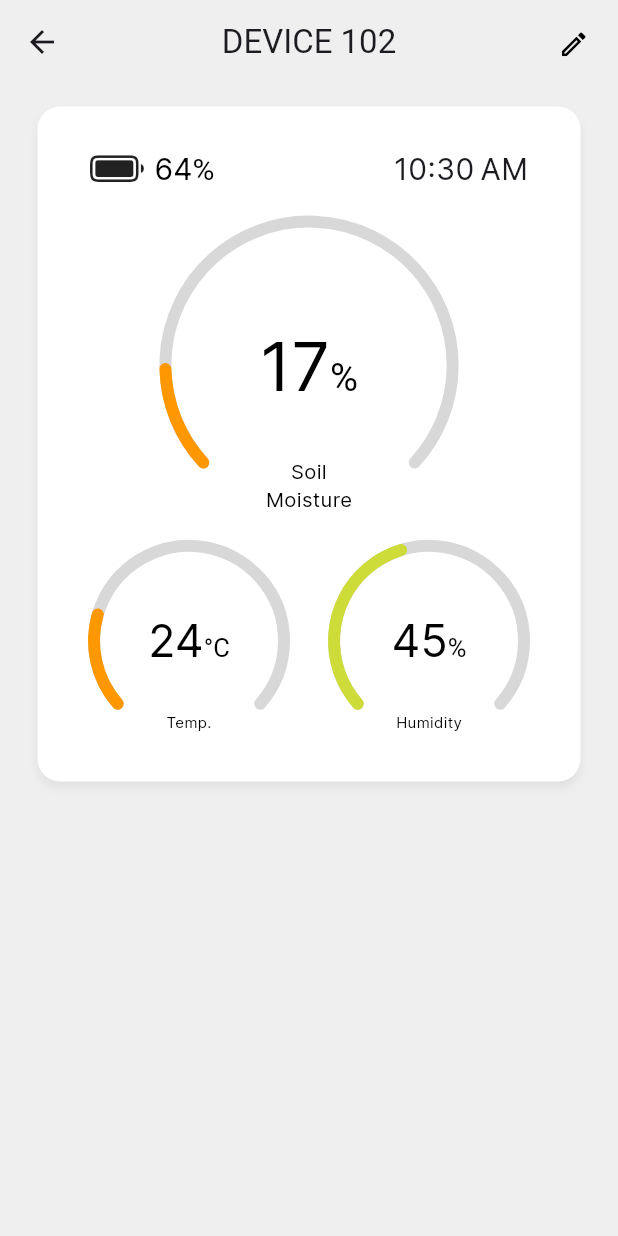
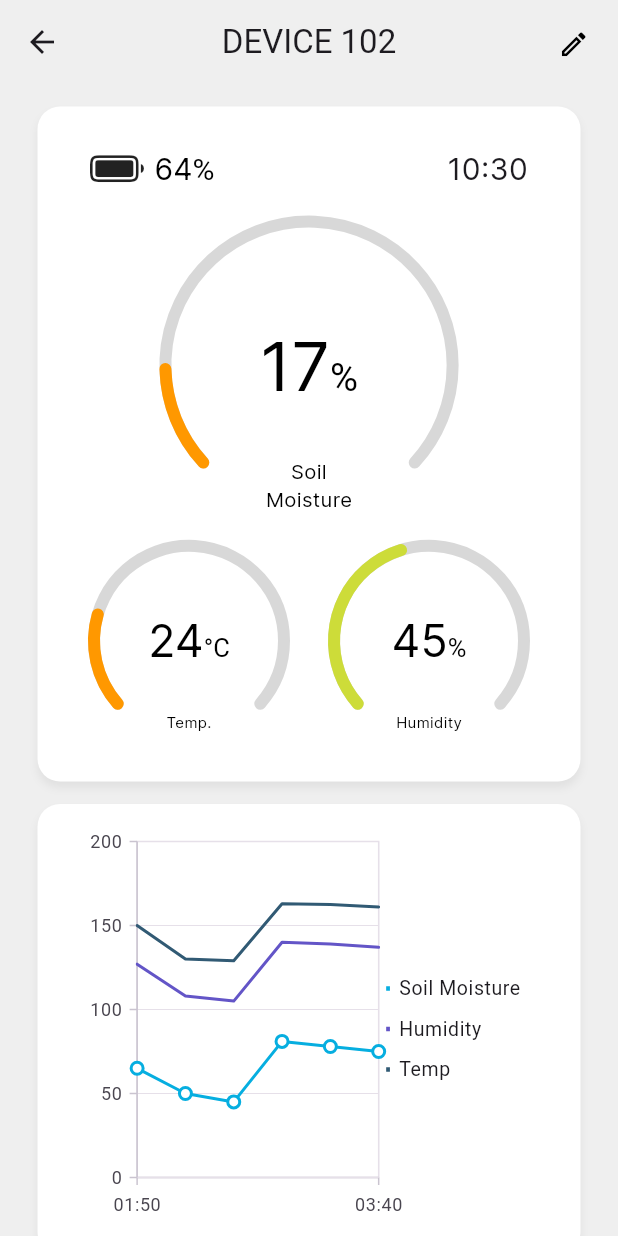
Before and after one commit to smmic-capstone/smmic-app, a Flutter app: the screen it shows after launch, after a tap on "DEVICE 102", on a phone screen of 412 x 824 dp. Run offline on Flutter 3.47's test engine with Material 3 defaults, Android fonts, the phone set to English and light mode, and no system bars; drawn by our look-alikes of syncfusion_flutter_gauges; our stand-ins replace geocoding, geolocator, syncfusion_flutter_charts.

Commit message:
[unfinished] timeseries chart
- implemented chart
- added getTimeSeries function in SensorNodeDataServices

```diff
--- a/lib/components/devices/cards/sensor_node_card.dart
+++ b/lib/components/devices/cards/sensor_node_card.dart
@@ -1,7 +1,7 @@
 import 'package:flutter/cupertino.dart';
 import 'package:flutter/material.dart';
 import 'package:smmic/models/device_data_models.dart';
-import 'package:smmic/pages/sensor_node.dart';
+import 'package:smmic/pages/devices_subpages/sensor_node.dart';
 import 'package:smmic/subcomponents/devices/battery_level.dart';
 import 'package:smmic/subcomponents/devices/device_name.dart';
 import 'package:smmic/subcomponents/devices/digital_display.dart';
--- a/lib/components/devices/cards/sink_node_card.dart
+++ b/lib/components/devices/cards/sink_node_card.dart
@@ -1,7 +1,7 @@
 import 'package:flutter/material.dart';
 import 'package:flutter/cupertino.dart';
 import 'package:smmic/models/device_data_models.dart';
-import 'package:smmic/pages/sensor_node.dart';
+import 'package:smmic/pages/devices_subpages/sensor_node.dart';
 import 'package:smmic/services/devices/sink_data.dart';
 import 'package:smmic/subcomponents/devices/battery_level.dart';
 import 'package:smmic/subcomponents/devices/device_name.dart';
--- a/lib/components/devices/chart.dart
+++ b/lib/components/devices/chart.dart
@@ -1,53 +1,93 @@
 import 'package:flutter/material.dart';
+import 'package:smmic/models/device_data_models.dart';
+import 'package:smmic/services/datetime_formatting.dart';
+import 'package:smmic/services/devices/sensor_data.dart';
 import 'package:syncfusion_flutter_charts/charts.dart';
 
 class LineChart extends StatefulWidget {
-  const LineChart({super.key});
+  const LineChart({super.key, required this.deviceID});
+
+  final String deviceID;
 
   @override
   State<LineChart> createState() => _LineChartState();
 }
 
 class _LineChartState extends State<LineChart> {
+
+  final DatetimeFormatting _dateTimeFormatting = DatetimeFormatting();
+
   @override
   Widget build(BuildContext context) {
-
     return Container(
-      // child: SfCartesianChart(
-      //     primaryXAxis: CategoryAxis(),
-      //     series: <CartesianSeries>[
-      //       StackedLineSeries<ChartData, String>(
-      //           groupName: 'Group A'
-      //           dataLabelSettings: DataLabelSettings(
-      //               isVisible: true,
-      //               useSeriesColor: true
-      //           ),
-      //           dataSource: chartData,
-      //           xValueMapper: (ChartData data, _) => data.x,
-      //           yValueMapper: (ChartData data, _) => data.y1
-      //       ),
-      //       StackedLineSeries<ChartData, String>(
-      //           groupName: 'Group B',
-      //           dataLabelSettings: DataLabelSettings(
-      //               isVisible: true,
-      //               useSeriesColor: true
-      //           ),
-      //           dataSource: chartData,
-      //           xValueMapper: (ChartData data, _) => data.x,
-      //           yValueMapper: (ChartData data, _) => data.y2
-      //       ),
-      //       StackedLineSeries<ChartData, String>(
-      //           groupName: 'Group A',
-      //           dataLabelSettings: DataLabelSettings(
-      //               isVisible: true,
-      //               useSeriesColor: true
-      //           ),
-      //           dataSource: chartData,
-      //           xValueMapper: (ChartData data, _) => data.x,
-      //           yValueMapper: (ChartData data, _) => data.y3
-      //       ),
-      //     ]
-      // )
+      margin: EdgeInsets.symmetric(horizontal: 25),
+      padding: EdgeInsets.symmetric(horizontal: 25, vertical: 15),
+      decoration: BoxDecoration(
+        color: Colors.white,
+        borderRadius: BorderRadius.all(Radius.circular(15)),
+        boxShadow: [
+          BoxShadow(
+              color: Colors.black.withOpacity(0.06),
+              spreadRadius: 0,
+              blurRadius: 4,
+              offset: Offset(0, 4)
+          )
+        ]
+      ),
+      height: 300,
+      child: SfCartesianChart(
+        legend: Legend(
+          overflowMode: LegendItemOverflowMode.none,
+          isVisible: true,
+          iconHeight: 3,
+          iconWidth: 2.5
+        ),
+        plotAreaBorderWidth: 1,
+          primaryXAxis: CategoryAxis(
+            tickPosition: TickPosition.inside,
+            isVisible: true,
+            labelPlacement: LabelPlacement.onTicks,
+          ),
+          series: <CartesianSeries>[
+            StackedLineSeries<SensorNodeSnapshot, String>(
+              markerSettings: MarkerSettings(
+                isVisible: true
+              ),
+              onPointTap: (data) {
+                //TODO: WTF??
+                print(data.dataPoints![data.viewportPointIndex!.toInt()]);
+              },
+              legendItemText: 'Soil Moisture',
+                groupName: 'Group A',
+                dataLabelSettings: DataLabelSettings(
+                    useSeriesColor: true
+                ),
+                dataSource: SensorNodeDataServices().getTimeSeries(widget.deviceID),
+                xValueMapper: (SensorNodeSnapshot data, _) => _dateTimeFormatting.formatTime(data.timestamp),
+                yValueMapper: (SensorNodeSnapshot data, _) => data.soilMoisture
+            ),
+            StackedLineSeries<SensorNodeSnapshot, String>(
+              legendItemText: 'Humidity',
+                groupName: 'Group B',
+                dataLabelSettings: DataLabelSettings(
+                    useSeriesColor: true
+                ),
+                dataSource: SensorNodeDataServices().getTimeSeries(widget.deviceID),
+                xValueMapper: (SensorNodeSnapshot data, _) => _dateTimeFormatting.formatTime(data.timestamp),
+                yValueMapper: (SensorNodeSnapshot data, _) => data.humidity
+            ),
+            StackedLineSeries<SensorNodeSnapshot, String>(
+              legendItemText: 'Temp',
+                groupName: 'Group C',
+                dataLabelSettings: DataLabelSettings(
+                    useSeriesColor: true
+                ),
+                dataSource: SensorNodeDataServices().getTimeSeries(widget.deviceID),
+                xValueMapper: (SensorNodeSnapshot data, _) => _dateTimeFormatting.formatTime(data.timestamp),
+                yValueMapper: (SensorNodeSnapshot data, _) => data.temperature
+            ),
+          ]
+      )
     );
   }
 }
--- a/lib/models/device_data_models.dart
+++ b/lib/models/device_data_models.dart
@@ -29,12 +29,12 @@ class SinkNode extends Device {
   }) : super();
 
   //TODO: add logic to check if a device already exists (caching or from shared prefs)
-  factory SinkNode.factory(String deviceID, String deviceName, String? coordinates, List<String> registeredSensorNodes) {
+  factory SinkNode.factory(Map<String, dynamic> deviceInfo) {
     return SinkNode._internal(
-        deviceID: deviceID,
-        deviceName: deviceName,
-        coordinates: coordinates,
-        registeredSensorNodes: registeredSensorNodes
+      deviceID: deviceInfo['deviceID'],
+      deviceName: deviceInfo['deviceName'],
+      coordinates: deviceInfo['coordinates'],
+      registeredSensorNodes: deviceInfo['registeredSensorNodes']
     );
   }
 }
@@ -50,12 +50,12 @@ class SensorNode extends Device {
   }) : super();
 
   //TODO: add logic to check if a device already exists (caching or from shared prefs)
-  factory SensorNode.factory(String deviceID, String deviceName, String? coordinates, String registeredSinkNode) {
+  factory SensorNode.fromJSON(Map<String, dynamic> deviceInfo) {
     return SensorNode._internal(
-        deviceID: deviceID,
-        deviceName: deviceName,
-        coordinates: coordinates,
-        registeredSinkNode: registeredSinkNode
+      deviceID: deviceInfo['deviceID'],
+      deviceName: deviceInfo['deviceName'],
+      coordinates: deviceInfo['coordinates'],
+      registeredSinkNode: deviceInfo['sinkNodeID']
     );
   }
 }
@@ -77,7 +77,7 @@ class SensorNodeSnapshot {
     required this.batteryLevel,
   });
 
-  factory SensorNodeSnapshot.json(Map<String, dynamic> data) {
+  factory SensorNodeSnapshot.fromJSON(Map<String, dynamic> data) {
     return SensorNodeSnapshot._internal(
       deviceID: data['deviceID'],
       timestamp: data['timestamp'],
@@ -99,7 +99,7 @@ class SinkNodeSnapshot {
     required this.batteryLevel
   });
 
-  factory SinkNodeSnapshot.json(Map<String, dynamic> data) {
+  factory SinkNodeSnapshot.fromJSON(Map<String, dynamic> data) {
     return SinkNodeSnapshot._internal(
       deviceID: data['deviceID'],
       batteryLevel: data['batteryLevel']
--- a/lib/pages/devices.dart
+++ b/lib/pages/devices.dart
@@ -1,4 +1,3 @@
-import 'package:flutter/cupertino.dart';
 import 'package:flutter/material.dart';
 import 'package:provider/provider.dart';
 
@@ -19,10 +18,7 @@ class Devices extends StatefulWidget {
 }
 
 class _Devices extends State<Devices> {
-  late SensorNodeSnapshot _sensorNodeSnapshot;
-
   Color? bgColor = const Color.fromRGBO(239, 239, 239, 1.0);
-
   final UserDataServices _userDataServices = UserDataServices();
   final SensorNodeDataServices _sensorNodeDataServices = SensorNodeDataServices();
   final SinkNodeDataServices _sinkNodeDataServices = SinkNodeDataServices();
@@ -54,10 +50,10 @@ class _Devices extends State<Devices> {
   List<Widget> _buildCards(List<String> sinkNodesList, Map<String, bool Function(Device)> options) {
     return _devices(sinkNodesList, options).map((device) {
       if (device is SinkNode) {
-        return SinkNodeCard(deviceInfo: device, deviceData: SinkNodeDataServices().getSnapshot(device.deviceID));
+        return SinkNodeCard(deviceInfo: device, deviceData: _sinkNodeDataServices.getSnapshot(device.deviceID));
       }
       if (device is SensorNode) {
-        return SensorNodeCard(deviceInfo: device, deviceData: SensorNodeDataServices().getSnapshot(device.deviceID));
+        return SensorNodeCard(deviceInfo: device, deviceData: _sensorNodeDataServices.getSnapshot(device.deviceID));
       }
       throw Exception('Type mismatch: ${device.runtimeType.toString()}');
     }).toList();
--- a/lib/pages/sensor_node.dart
+++ b/lib/pages/devices_subpages/sensor_node.dart
@@ -28,7 +28,7 @@ class _SensorNodePageState extends State<SensorNodePage> {
           IconButton(
             padding: EdgeInsets.all(19),
             onPressed: () => {},
-            icon: Icon(Icons.edit_outlined, size: 21, color: Colors.black,),
+            icon: Icon(Icons.edit_outlined, size: 21, color: Colors.black),
           ),
         ],
       ),
@@ -37,7 +37,7 @@ class _SensorNodePageState extends State<SensorNodePage> {
           mainAxisAlignment: MainAxisAlignment.center,
           children: [
             SensorNodeCardExpanded(deviceID: widget.deviceID),
-            //LineChart(),
+            LineChart(deviceID: widget.deviceID),
           ],
         ),
       ),
--- a/lib/services/datetime_formatting.dart
+++ b/lib/services/datetime_formatting.dart
@@ -7,6 +7,10 @@ class DatetimeFormatting {
   String _dateTimeFormat = 'yyyy-MM-dd HH:mm';
 
   String formatTime(DateTime dateTime) {
-    return DateFormat.jm().format(dateTime);
+    return DateFormat('HH:mm').format(dateTime);
+  }
+
+  String formatDate(DateTime dateTime) {
+    return DateFormat(_dateFormat).format(dateTime);
   }
 }
--- a/lib/services/devices/sensor_data.dart
+++ b/lib/services/devices/sensor_data.dart
@@ -25,23 +25,85 @@ Map<String, Map<String, dynamic>> _mockSensorNodeDataSnapshots = {
   }
 };
 
+Map<String, List<Map<String, dynamic>>> _mockSensorNodeTimeSeries = {
+  'SEx0e9bmweebii5y' : [
+    {
+      'batteryLevel': 69.0,
+      'soilMoisture': 65.0,
+      'temperature': 23.0,
+      'humidity': 62.0,
+      'timestamp': DateTime.parse('2024-07-29 01:50:12.691')
+    },
+    {
+      'batteryLevel': 67.0,
+      'soilMoisture': 50.0,
+      'temperature': 22.0,
+      'humidity': 58.0,
+      'timestamp': DateTime.parse('2024-07-30 02:10:12.691')
+    },
+    {
+      'batteryLevel': 67.0,
+      'soilMoisture': 45.0,
+      'temperature': 24.0,
+      'humidity': 60.0,
+      'timestamp': DateTime.parse('2024-07-31 02:30:12.691')
+    },
+    {
+      'batteryLevel': 66.0,
+      'soilMoisture': 81.0,
+      'temperature': 23.0,
+      'humidity': 59.0,
+      'timestamp': DateTime.parse('2024-08-01 02:50:12.691')
+    },
+    {
+      'batteryLevel': 67.0,
+      'soilMoisture': 78.0,
+      'temperature': 23.5,
+      'humidity': 61.0,
+      'timestamp': DateTime.parse('2024-08-02 03:20:12.691')
+    },
+    {
+      'batteryLevel': 66.0,
+      'soilMoisture': 75.0,
+      'temperature': 24.0,
+      'humidity': 62.0,
+      'timestamp': DateTime.parse('2024-08-03 03:40:12.691')
+    },
+  ]
+};
+
 class SensorNodeDataServices {
 
   //TODO: refactor when api is up
   SensorNodeSnapshot getSnapshot(String deviceID) {
-    return SensorNodeSnapshot.json(_mockSensorNodeDataSnapshots[deviceID]!);
+    return SensorNodeSnapshot.fromJSON(_mockSensorNodeDataSnapshots[deviceID]!);
   }
 
   SensorNode getInfo(String deviceID) {
     if(_mockSensorNodeDataSnapshots[deviceID] != null) {
       Map<String, dynamic> data = _mockSensorNodeDataSnapshots[deviceID]!;
-      return SensorNode.factory(data['deviceID'], data['deviceName'], data['coordinates'], data['sinkNodeID']);
+      return SensorNode.fromJSON(data);
     }
     throw Exception('Device ID not identified!');
   }
 
-  void updateInfo(Map<String, dynamic> newInfo) {
+  // void updateInfo(Map<String, dynamic> newInfo) {
+  //
+  // }
 
+  List<SensorNodeSnapshot> getTimeSeries(String sensorNodeID) {
+    //TODO: refactor this code!!
+    if (_mockSensorNodeTimeSeries.keys.contains(sensorNodeID)){
+      return _mockSensorNodeTimeSeries[sensorNodeID]!.map((snapshot){
+        snapshot.addAll({'deviceID':sensorNodeID});
+        return SensorNodeSnapshot.fromJSON(snapshot);
+      }).toList();
+    } else {
+      return _mockSensorNodeTimeSeries['SEx0e9bmweebii5y']!.map((snapshot){
+        snapshot.addAll({'deviceID':'SEx0e9bmweebii5y'});
+        return SensorNodeSnapshot.fromJSON(snapshot);
+      }).toList();
+    }
   }
 
 }
--- a/lib/services/devices/sink_data.dart
+++ b/lib/services/devices/sink_data.dart
@@ -10,15 +10,16 @@ class SinkNodeDataServices {
 
   //TODO: refactor when api is up
   SinkNodeSnapshot getSnapshot(String deviceID) {
-    return SinkNodeSnapshot.json(_mockSinkNodeDataSnapshot[deviceID]!);
+    return SinkNodeSnapshot.fromJSON(_mockSinkNodeDataSnapshot[deviceID]!);
   }
 
   /// Returns SinkNode information (id, name, coordinates, registered sensor nodes) as a SinkNode object.
   SinkNode getInfo(String deviceID) {
     if (_mockSinkNodeDataSnapshot.containsKey(deviceID)) {
-      List<String> sensorNodes = UserDataServices().mockSensorNodesList[deviceID]!; //TODO: REPLACE THIS TEMPORARY FIX!!!
+      List<String> sensorNodes = UserDataServices().getSensorNodes(deviceID); //TODO: REPLACE THIS TEMPORARY FIX!!!
       Map<String, dynamic> data = _mockSinkNodeDataSnapshot[deviceID]!;
-      return SinkNode.factory(data['deviceID'], data['deviceName'], data['coordinates'], sensorNodes);
+      data.addAll({'registeredSensorNodes': sensorNodes});
+      return SinkNode.factory(data);
     }
     throw Exception('Device ID not identified!');
   }
--- a/lib/services/user_data_services.dart
+++ b/lib/services/user_data_services.dart
@@ -5,11 +5,13 @@ List<String> mockSinkNodesList = [
   'SIqokAO1BQbgyJ2K'
 ];
 
+Map<String, List<String>> mockSensorNodesList = {
+  'SIqokAO1BQBHyJVK' : ['SEx0e9bmweebii5y', 'SEqokAO1BQBHyJVK'],
+  'SIqokAO1BQbgyJ2K' : []
+};
+
 class UserDataServices {
-  Map<String, List<String>> mockSensorNodesList = {
-    'SIqokAO1BQBHyJVK' : ['SEx0e9bmweebii5y', 'SEqokAO1BQBHyJVK'],
-    'SIqokAO1BQbgyJ2K' : []
-  };
+
 
   //TODO: refactor when api is up
   List<String> getSensorNodes(String sinkNodeID) {
```
